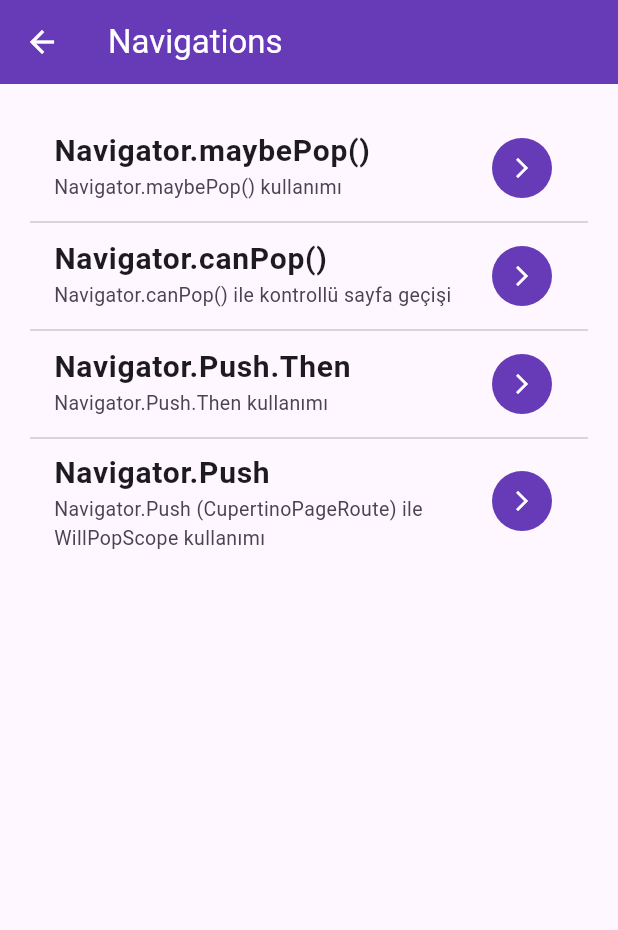
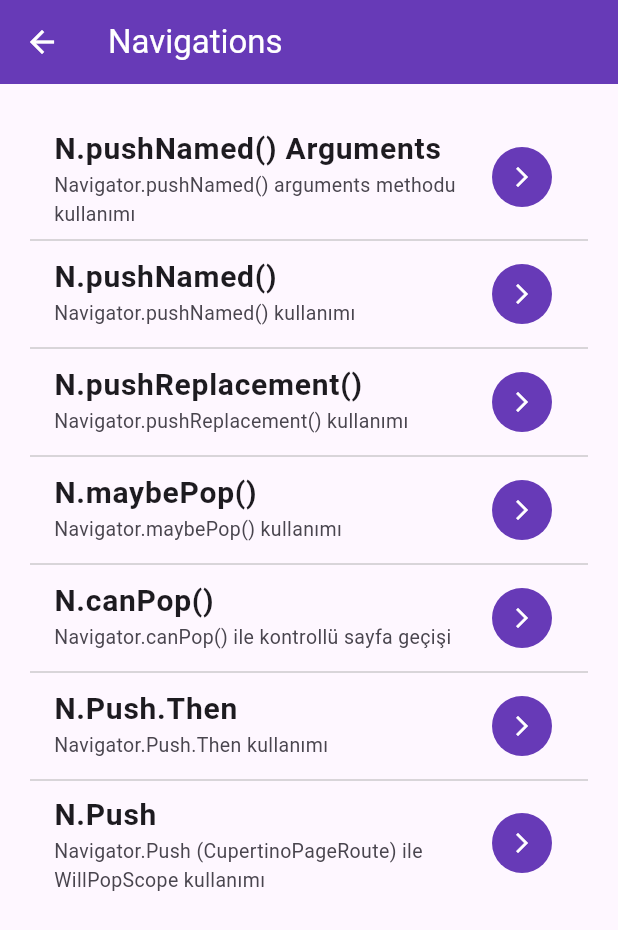
Before and after one commit to yayirgul/flutter_library, a Flutter app: the screen it shows after launch, after a tap on "Navigations", on a phone screen of 412 x 824 dp. Shown: the top 930 px of the screen. Run offline on Flutter 3.47's test engine with Material 2 defaults, Android fonts, the light colour scheme and no system bars; our stand-ins replace flutter_easyloading.

Commit message:
navigator pushNamed arguments

```diff
--- a/lib/settings/route_generator.dart
+++ b/lib/settings/route_generator.dart
@@ -1,7 +1,10 @@
 import 'package:flutter/cupertino.dart';
 import 'package:flutter/foundation.dart';
 import 'package:flutter/material.dart';
+import 'package:flutter_library/models/student_model.dart';
 import 'package:flutter_library/screens/navigator_push_screen.dart';
+import 'package:flutter_library/screens/navigator_student_detail_screen.dart';
+import 'package:flutter_library/screens/navigator_student_list_screen.dart';
 import 'package:flutter_library/screens/navigator_x_screen.dart';
 import 'package:flutter_library/screens/navigator_y_screen.dart';
 import 'package:flutter_library/widgets/home_widget.dart';
@@ -24,6 +27,11 @@ class RouteGenerator {
     switch (settings.name) {
       case '/':
         return _route(const HomeWidget(), settings);
+      case '/NavigatorStudentDetailScreen':
+        var student = settings.arguments as Students;
+        return _route(NavigatorStudentDetailScreen(student: student), settings);
+      case '/NavigatorStudentListScreen':
+        return _route(const NavigatorStudentListScreen(), settings);
       case '/NavigatorXScreen':
         return _route(const NavigatorXScreen(), settings);
       case '/NavigatorPushScreen':
--- a/lib/widgets/navigation_widget.dart
+++ b/lib/widgets/navigation_widget.dart
@@ -1,5 +1,6 @@
 import 'package:flutter/cupertino.dart';
 import 'package:flutter/material.dart';
+import 'package:flutter_library/screens/navigator_end_screen.dart';
 import 'package:flutter_library/screens/navigator_push_screen.dart';
 
 class NavigationWidget extends StatelessWidget {
@@ -32,7 +33,76 @@ class NavigationWidget extends StatelessWidget {
               tiles: [
                 ListTile(
                   title: const Text(
-                    'Navigator.maybePop()',
+                    'N.pushNamed() Arguments',
+                    style: TextStyle(fontSize: 20, fontWeight: FontWeight.w600),
+                  ),
+                  subtitle: const Text(
+                    'Navigator.pushNamed() arguments methodu kullanımı',
+                    style: TextStyle(fontSize: 13),
+                  ),
+                  onTap: () {
+                    Navigator.of(context).pushNamed(
+                        '/NavigatorStudentListScreen',
+                        arguments:
+                            60); // Sayfa adına göre yönlendirme işine yarıyor.
+                  },
+                  trailing: const CircleAvatar(
+                    backgroundColor: Colors.deepPurple,
+                    child: Icon(
+                      Icons.arrow_forward_ios,
+                      size: 16,
+                      color: Colors.white,
+                    ),
+                  ),
+                ),
+                ListTile(
+                  title: const Text(
+                    'N.pushNamed()',
+                    style: TextStyle(fontSize: 20, fontWeight: FontWeight.w600),
+                  ),
+                  subtitle: const Text(
+                    'Navigator.pushNamed() kullanımı',
+                    style: TextStyle(fontSize: 13),
+                  ),
+                  onTap: () {
+                    Navigator.of(context).pushNamed(
+                        '/NavigatorPushScreen'); // Sayfa adına göre yönlendirme işine yarıyor.
+                  },
+                  trailing: const CircleAvatar(
+                    backgroundColor: Colors.deepPurple,
+                    child: Icon(
+                      Icons.arrow_forward_ios,
+                      size: 16,
+                      color: Colors.white,
+                    ),
+                  ),
+                ),
+                ListTile(
+                  title: const Text(
+                    'N.pushReplacement()',
+                    style: TextStyle(fontSize: 20, fontWeight: FontWeight.w600),
+                  ),
+                  subtitle: const Text(
+                    'Navigator.pushReplacement() kullanımı', // "pushReplacement()" methodu önceki sayfayı yenisiyle değiştirmeye yarıyor.
+                    style: TextStyle(fontSize: 13),
+                  ),
+                  onTap: () {
+                    Navigator.of(context).pushReplacement(MaterialPageRoute(
+                      builder: (context) => const NavigatorEndScreen(),
+                    ));
+                  },
+                  trailing: const CircleAvatar(
+                    backgroundColor: Colors.deepPurple,
+                    child: Icon(
+                      Icons.arrow_forward_ios,
+                      size: 16,
+                      color: Colors.white,
+                    ),
+                  ),
+                ),
+                ListTile(
+                  title: const Text(
+                    'N.maybePop()',
                     style: TextStyle(fontSize: 20, fontWeight: FontWeight.w600),
                   ),
                   subtitle: const Text(
@@ -53,7 +123,7 @@ class NavigationWidget extends StatelessWidget {
                 ),
                 ListTile(
                   title: const Text(
-                    'Navigator.canPop()',
+                    'N.canPop()',
                     style: TextStyle(fontSize: 20, fontWeight: FontWeight.w600),
                   ),
                   subtitle: const Text(
@@ -97,7 +167,7 @@ class NavigationWidget extends StatelessWidget {
                 ),
                 ListTile(
                   title: const Text(
-                    'Navigator.Push.Then',
+                    'N.Push.Then',
                     style: TextStyle(fontSize: 20, fontWeight: FontWeight.w600),
                   ),
                   subtitle: const Text(
@@ -121,7 +191,7 @@ class NavigationWidget extends StatelessWidget {
                 ),
                 ListTile(
                   title: const Text(
-                    'Navigator.Push',
+                    'N.Push',
                     style: TextStyle(fontSize: 20, fontWeight: FontWeight.w600),
                   ),
                   subtitle: const Text(
```
Also changed, not shown: lib/screens/navigator_end_screen.dart (added, +19 -0 lines), lib/screens/navigator_student_detail_screen.dart (added, +46 -0 lines), lib/screens/navigator_student_list_screen.dart (added, +53 -0 lines).
